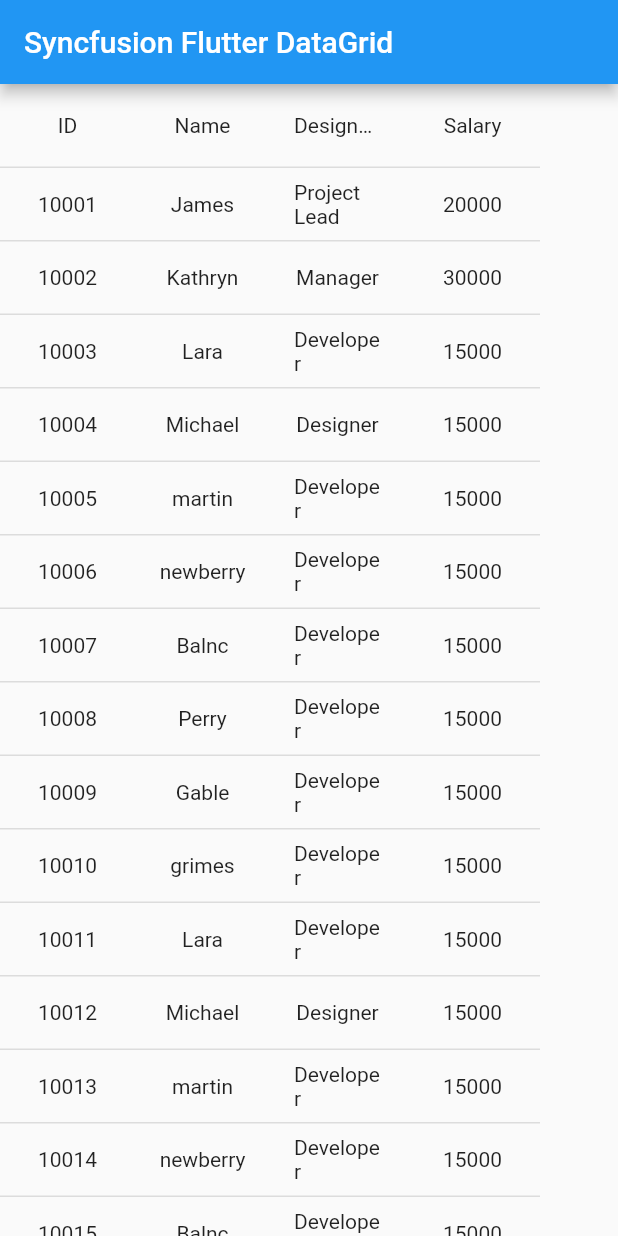
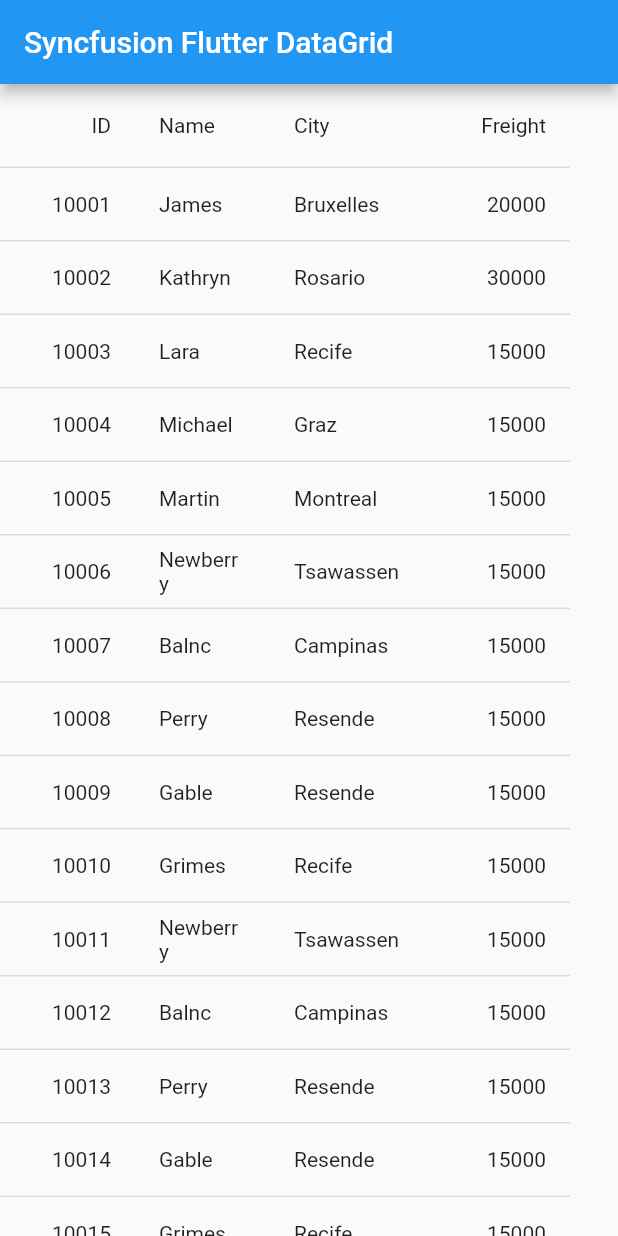
Before and after one commit to SyncfusionExamples/how-to-perform-case-insensitive-sorting-in-flutter-datagrid, a Flutter app: the screen it shows after launch, on a phone screen of 412 x 824 dp. Run offline on Flutter 3.47's test engine with Material 2 defaults, Android fonts, the phone set to English and light mode, and no system bars; drawn by our look-alikes of syncfusion_flutter_datagrid.

Commit message:
Modified the samples as per new API structure.

```diff
--- a/lib/main.dart
+++ b/lib/main.dart
@@ -40,14 +40,14 @@ class _MyHomePageState extends State<MyHomePage> {
         title: const Text('Syncfusion Flutter DataGrid'),
       ),
       body: SfDataGrid(
+        source: _employeeDataSource,
         allowSorting: true,
-          source: _employeeDataSource,
         columns: <GridColumn>[
           GridTextColumn(
               columnName: 'id',
               label: Container(
                   padding: const EdgeInsets.symmetric(horizontal: 16.0),
-                    alignment: Alignment.center,
+                  alignment: Alignment.centerRight,
                   child: Text(
                     'ID',
                   ))),
@@ -55,58 +55,62 @@ class _MyHomePageState extends State<MyHomePage> {
               columnName: 'name',
               label: Container(
                   padding: const EdgeInsets.symmetric(horizontal: 16.0),
-                    alignment: Alignment.center,
-                    child: Text('Name'))),
+                  alignment: Alignment.centerLeft,
+                  child: Text(
+                    'Name',
+                  ))),
           GridTextColumn(
-                columnName: 'designation',
+              columnName: 'city',
+              width: 110,
               label: Container(
                   padding: const EdgeInsets.symmetric(horizontal: 16.0),
-                    alignment: Alignment.center,
+                  alignment: Alignment.centerLeft,
                   child: Text(
-                      'Designation',
+                    'City',
                     overflow: TextOverflow.ellipsis,
                   ))),
           GridTextColumn(
-                columnName: 'salary',
+              columnName: 'Freight',
               label: Container(
                   padding: const EdgeInsets.symmetric(horizontal: 16.0),
-                    alignment: Alignment.center,
-                    child: Text('Salary'))),
+                  alignment: Alignment.centerRight,
+                  child: Text('Freight'))),
         ],
-        ));
+      ),
+    );
   }
 
   List<Employee> populateData() {
     return <Employee>[
-      Employee(10001, 'James', 'Project Lead', 20000),
-      Employee(10002, 'Kathryn', 'Manager', 30000),
-      Employee(10003, 'Lara', 'Developer', 15000),
-      Employee(10004, 'Michael', 'Designer', 15000),
-      Employee(10005, 'martin', 'Developer', 15000),
-      Employee(10006, 'newberry', 'Developer', 15000),
-      Employee(10007, 'Balnc', 'Developer', 15000),
-      Employee(10008, 'Perry', 'Developer', 15000),
-      Employee(10009, 'Gable', 'Developer', 15000),
-      Employee(10010, 'grimes', 'Developer', 15000),
-      Employee(10011, 'Lara', 'Developer', 15000),
-      Employee(10012, 'Michael', 'Designer', 15000),
-      Employee(10013, 'martin', 'Developer', 15000),
-      Employee(10014, 'newberry', 'Developer', 15000),
-      Employee(10015, 'Balnc', 'Developer', 15000),
+      Employee(10001, 'James', 'Bruxelles', 20000),
+      Employee(10002, 'Kathryn', 'Rosario', 30000),
+      Employee(10003, 'Lara', 'Recife', 15000),
+      Employee(10004, 'Michael', 'Graz', 15000),
+      Employee(10005, 'Martin', 'Montreal', 15000),
+      Employee(10006, 'Newberry', 'Tsawassen', 15000),
+      Employee(10007, 'Balnc', 'Campinas', 15000),
+      Employee(10008, 'Perry', 'Resende', 15000),
+      Employee(10009, 'Gable', 'Resende', 15000),
+      Employee(10010, 'Grimes', 'Recife', 15000),
+      Employee(10011, 'Newberry', 'Tsawassen', 15000),
+      Employee(10012, 'Balnc', 'Campinas', 15000),
+      Employee(10013, 'Perry', 'Resende', 15000),
+      Employee(10014, 'Gable', 'Resende', 15000),
+      Employee(10015, 'Grimes', 'Recife', 15000),
     ];
   }
 }
 
 class Employee {
-  Employee(this.id, this.name, this.designation, this.salary);
+  Employee(this.id, this.name, this.city, this.freight);
 
   final int id;
 
   final String name;
 
-  final String designation;
+  final String city;
 
-  final int salary;
+  final int freight;
 }
 
 class EmployeeDataSource extends DataGridSource {
@@ -115,9 +119,8 @@ class EmployeeDataSource extends DataGridSource {
         .map<DataGridRow>((e) => DataGridRow(cells: [
               DataGridCell<int>(columnName: 'id', value: e.id),
               DataGridCell<String>(columnName: 'name', value: e.name),
-              DataGridCell<String>(
-                  columnName: 'designation', value: e.designation),
-              DataGridCell<int>(columnName: 'salary', value: e.salary),
+              DataGridCell<String>(columnName: 'city', value: e.city),
+              DataGridCell<int>(columnName: 'freight', value: e.freight),
             ]))
         .toList();
   }
@@ -132,7 +135,9 @@ class EmployeeDataSource extends DataGridSource {
     return DataGridRowAdapter(
         cells: row.getCells().map<Widget>((e) {
       return Container(
-        alignment: Alignment.center,
+        alignment: ['id', 'freight'].contains(e.columnName)
+            ? Alignment.centerRight
+            : Alignment.centerLeft,
         padding: const EdgeInsets.symmetric(horizontal: 16.0),
         child: Text(e.value.toString()),
       );
```
Lines whose indentation alone changed are shown as unchanged.
